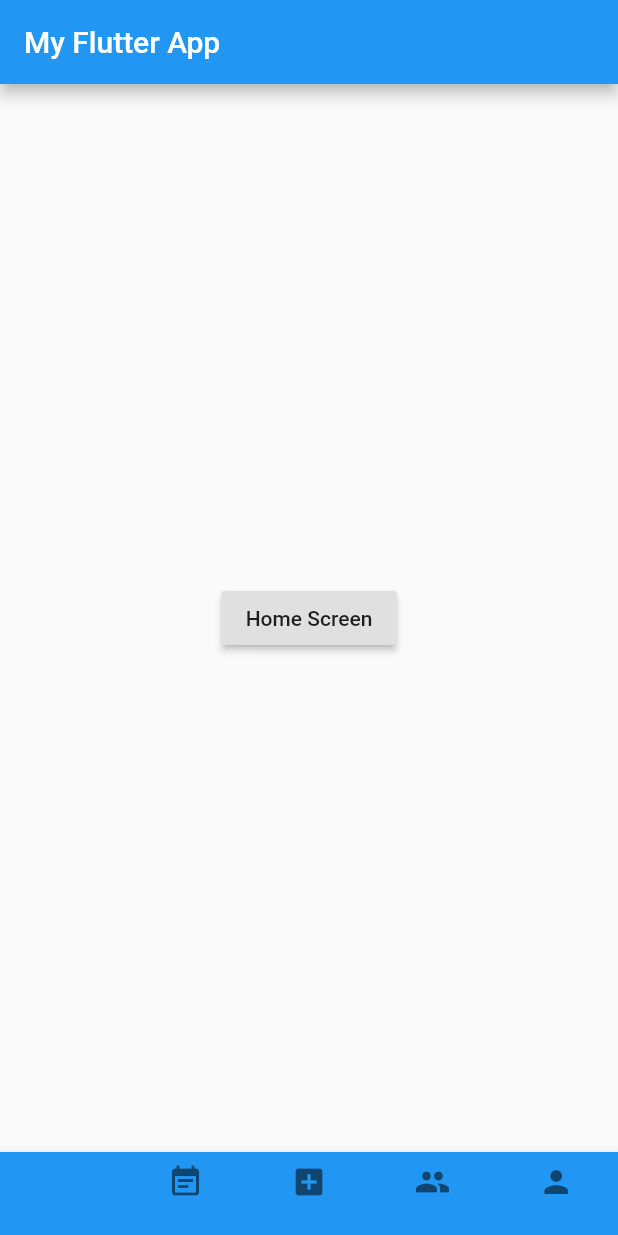
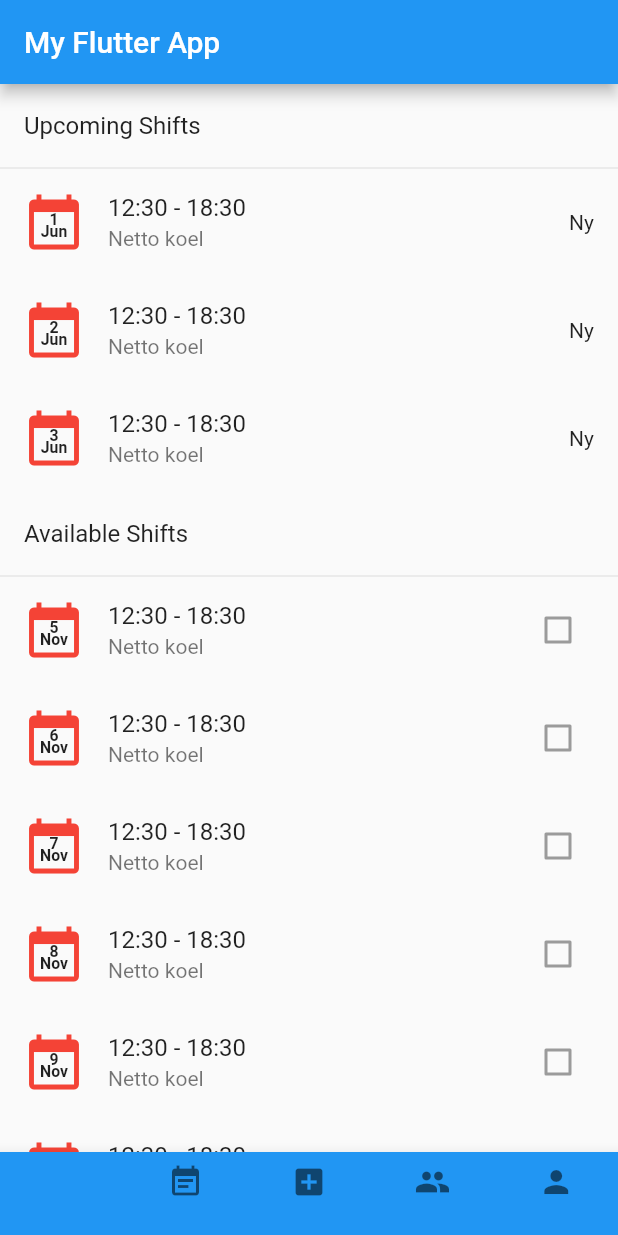
Before and after one commit to effortless-mgmt/ems_app, a Flutter app: the screen it shows after launch, on a phone screen of 412 x 824 dp. Run offline on Flutter 3.47's test engine with Material 2 defaults, Android fonts, the phone set to English and light mode, and no system bars.

Commit message:
Added wip version of home screen

```diff
--- a/lib/src/screens/home_screen.dart
+++ b/lib/src/screens/home_screen.dart
@@ -1,15 +1,144 @@
 import 'package:flutter/material.dart';
+import 'package:intl/intl.dart';
 
 class HomeScreen extends StatelessWidget {
   @override
   Widget build(BuildContext context) {
     return Scaffold(
-      body: Center(
-        child: RaisedButton(
-          onPressed: () {},
-          child: Text('Home Screen'),
+        body: ListView.builder(
+      itemCount: exampleList.length,
+      itemBuilder: _buildListTile,
+    ));
+  }
+
+  Widget _buildListTile(BuildContext context, int index) {
+    final item = exampleList[index];
+    if (item is HeadingItem) {
+      return Column(children: [
+        ListTile(
+          title: Text(
+            item.heading,
+          ),
         ),
+        Divider(
+          height: 0.0,
+        ),
+      ]);
+    } else if (item is UpcomingShift) {
+      return _buildUpcomingShifts(context, item);
+    } else if (item is AvailableShift) {
+      return _buildAvailableShifts(context, item);
+    }
+    return null;
+  }
+
+  _buildUpcomingShifts(BuildContext context, UpcomingShift item) {
+    return ListTile(
+      leading: _buildDateIcon(context, item.shiftStart),
+      title: Text(DateFormat.Hm().format(item.shiftStart) +
+          " - " +
+          DateFormat.Hm().format(item.shiftEnd)),
+      subtitle: Text(item.location),
+      trailing: Text(item.status),
+    );
+  }
+
+  _buildAvailableShifts(BuildContext context, AvailableShift item) {
+    return ListTile(
+      leading: _buildDateIcon(context, item.shiftStart),
+      title: Text(DateFormat.Hm().format(item.shiftStart) +
+          " - " +
+          DateFormat.Hm().format(item.shiftEnd)),
+      subtitle: Text(item.location),
+      trailing: Checkbox(
+        value: item.checked,
+        onChanged: null, // TODO: add method for accepting available shift,
+      ),
+    );
+  }
+
+  _buildDateIcon(BuildContext context, DateTime dateTime) {
+    var day = DateFormat.d().format(dateTime);
+    var month = DateFormat.MMM().format(dateTime);
+    return Container(
+      child: Stack(
+        children: <Widget>[
+          Icon(
+            Icons.calendar_today,
+            color: Colors.red.shade500,
+            size: 40.0,
+          ),
+          Container(
+            padding: EdgeInsets.only(top: 16),
+            width: 40.0,
+            height: 40.0,
+            child: Column(
+              children: <Widget>[
+                Text(
+                  day,
+                  textScaleFactor: 0.75,
+                  style: TextStyle(
+                    height: 0.75,
+                    fontWeight: FontWeight.bold,
+                  ),
+                ),
+                Text(
+                  month,
+                  textScaleFactor: 0.75,
+                  style: TextStyle(
+                    height: 0.75,
+                    fontWeight: FontWeight.bold,
+                  ),
+                ),
+              ],
+            ),
+          ),
+        ],
       ),
     );
   }
 }
+
+class ListItem {}
+
+class HeadingItem extends ListItem {
+  final String heading;
+
+  HeadingItem(this.heading);
+}
+
+class ShiftItem extends ListItem {
+  // DateTime shiftStart;
+  // DateTime shiftEnd;
+  // String location;
+}
+
+class AvailableShift implements ShiftItem {
+  final DateTime shiftStart;
+  final DateTime shiftEnd;
+  final String location;
+  bool checked = false;
+
+  AvailableShift(this.shiftStart, this.shiftEnd, this.location, this.checked);
+}
+
+class UpcomingShift implements ShiftItem {
+  final DateTime shiftStart;
+  final DateTime shiftEnd;
+  final String location;
+  final String status;
+
+  UpcomingShift(this.shiftStart, this.shiftEnd, this.location, this.status);
+}
+
+final exampleList = new List<ListItem>.generate(
+    16,
+    (i) => i % 4 == 0 && i < 5
+        ? (i < 4
+            ? HeadingItem("Upcoming Shifts")
+            : HeadingItem("Available Shifts"))
+        : ((i >= 4)
+            ? AvailableShift(DateTime(2017, 11, i, 12, 30),
+                DateTime(2017, 11, i, 18, 30), "Netto koel", false)
+            : UpcomingShift(DateTime(2017, 6, i, 12, 30),
+                DateTime(2017, 6, i, 18, 30), "Netto koel", "Ny")));
--- a/pubspec.yaml
+++ b/pubspec.yaml
@@ -13,6 +13,7 @@ environment:
   sdk: ">=2.0.0-dev.68.0 <3.0.0"
 
 dependencies:
+  intl: ^0.15.7
   flutter:
     sdk: flutter
 
```
